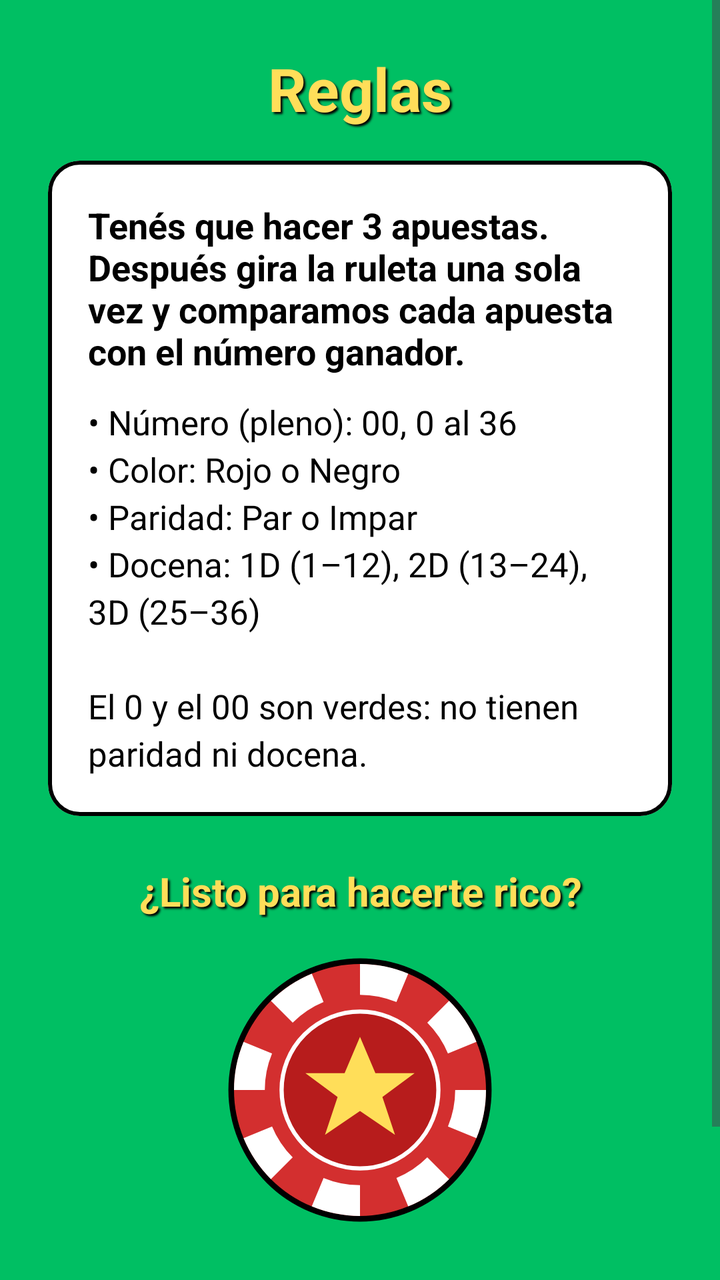
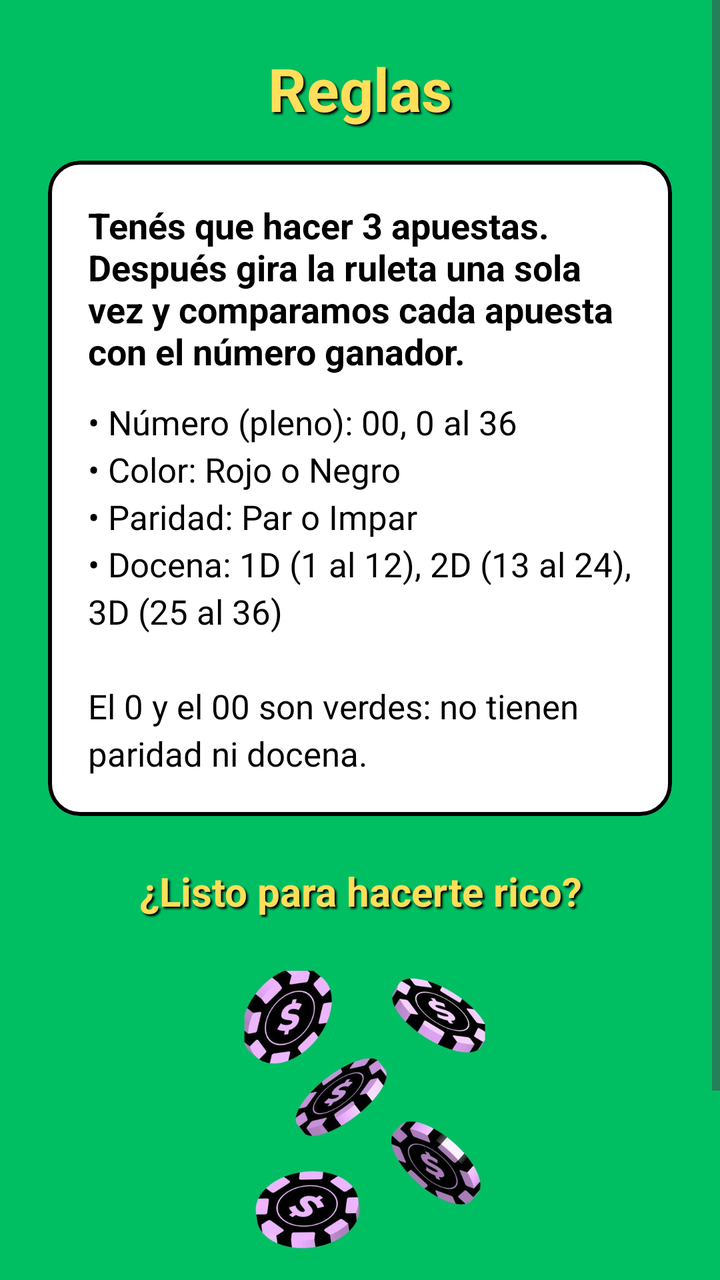

Compare the two renders of this Android layout. The source of the first and the diff that turns it into the second are given below.
<!-- AndroidManifest.xml: application theme Theme.CasinoLudo -->
<!-- res/layout/activity_bienvenido.xml -->
<?xml version="1.0" encoding="utf-8"?>
<ScrollView xmlns:android="http://schemas.android.com/apk/res/android"
    xmlns:tools="http://schemas.android.com/tools"
    android:id="@+id/main"
    android:layout_width="match_parent"
    android:layout_height="match_parent"
    android:background="@color/verde_mesa"
    android:fillViewport="true"
    tools:context=".BienvenidoActivity">

    <LinearLayout
        android:layout_width="match_parent"
        android:layout_height="wrap_content"
        android:gravity="center_horizontal"
        android:orientation="vertical"
        android:padding="24dp">

        <TextView
            style="@style/TextoTitulo"
            android:layout_width="match_parent"
            android:layout_height="wrap_content"
            android:text="@string/titulo_reglas" />

        <com.google.android.material.card.MaterialCardView
            style="@style/Tarjeta"
            android:layout_width="match_parent"
            android:layout_height="wrap_content"
            android:layout_marginTop="16dp">

            <LinearLayout
                android:layout_width="match_parent"
                android:layout_height="wrap_content"
                android:orientation="vertical"
                android:padding="20dp">

                <TextView
                    android:layout_width="match_parent"
                    android:layout_height="wrap_content"
                    android:text="@string/reglas_intro"
                    android:textColor="@color/black"
                    android:textSize="18sp"
                    android:textStyle="bold" />

                <TextView
                    android:layout_width="match_parent"
                    android:layout_height="wrap_content"
                    android:layout_marginTop="12dp"
                    android:lineSpacingExtra="4dp"
                    android:text="@string/reglas_detalle"
                    android:textColor="@color/black"
                    android:textSize="17sp" />
            </LinearLayout>
        </com.google.android.material.card.MaterialCardView>

        <TextView
            style="@style/TextoSubtitulo"
            android:layout_width="match_parent"
            android:layout_height="wrap_content"
            android:layout_marginTop="24dp"
            android:text="@string/listo_rico" />

        <ImageView
            android:layout_width="140dp"
            android:layout_height="140dp"
            android:layout_marginTop="16dp"
            android:contentDescription="@string/desc_imagen_fichas"
            android:src="@drawable/img_ficha" />

        <com.google.android.material.button.MaterialButton
            android:id="@+id/btnEntrar"
            style="@style/BotonFicha"
            android:layout_width="match_parent"
            android:layout_height="wrap_content"
            android:layout_marginTop="24dp"
            android:text="@string/boton_entrar" />
    </LinearLayout>
</ScrollView>
<!-- resources referenced by this layout -->
<resources>
  <color name="black">#FF000000</color>
  <color name="verde_mesa">#FF00BF63</color>
  <!-- drawable img_ficha (drawable) -->
  <?xml version="1.0" encoding="utf-8"?>
  <vector xmlns:android="http://schemas.android.com/apk/res/android"
      android:width="200dp" android:height="200dp"
      android:viewportWidth="200" android:viewportHeight="200">
      <path android:fillColor="#FF000000" android:pathData="M6,100 a94,94 0 1,0 188,0 a94,94 0 1,0 -188,0"/>
      <path android:fillColor="#FFD32F2F" android:pathData="M10,100 a90,90 0 1,0 180,0 a90,90 0 1,0 -180,0"/>
      <path android:fillColor="#FFFFFFFF" android:pathData="M190.00,100.00 A90,90 0 0,1 183.15,134.44 L162.82,126.02 A68,68 0 0,0 168.00,100.00 Z"/>
      <path android:fillColor="#FFFFFFFF" android:pathData="M163.64,163.64 A90,90 0 0,1 134.44,183.15 L126.02,162.82 A68,68 0 0,0 148.08,148.08 Z"/>
      <path android:fillColor="#FFFFFFFF" android:pathData="M100.00,190.00 A90,90 0 0,1 65.56,183.15 L73.98,162.82 A68,68 0 0,0 100.00,168.00 Z"/>
      <path android:fillColor="#FFFFFFFF" android:pathData="M36.36,163.64 A90,90 0 0,1 16.85,134.44 L37.18,126.02 A68,68 0 0,0 51.92,148.08 Z"/>
      <path android:fillColor="#FFFFFFFF" android:pathData="M10.00,100.00 A90,90 0 0,1 16.85,65.56 L37.18,73.98 A68,68 0 0,0 32.00,100.00 Z"/>
      <path android:fillColor="#FFFFFFFF" android:pathData="M36.36,36.36 A90,90 0 0,1 65.56,16.85 L73.98,37.18 A68,68 0 0,0 51.92,51.92 Z"/>
      <path android:fillColor="#FFFFFFFF" android:pathData="M100.00,10.00 A90,90 0 0,1 134.44,16.85 L126.02,37.18 A68,68 0 0,0 100.00,32.00 Z"/>
      <path android:fillColor="#FFFFFFFF" android:pathData="M163.64,36.36 A90,90 0 0,1 183.15,65.56 L162.82,73.98 A68,68 0 0,0 148.08,51.92 Z"/>
      <path android:strokeColor="#FFFFFFFF" android:strokeWidth="3" android:fillColor="#FFB71C1C" android:pathData="M44,100 a56,56 0 1,0 112,0 a56,56 0 1,0 -112,0"/>
      <path android:fillColor="#FFFFDE59" android:pathData="M100,62 L111,88 L139,88 L116,105 L125,132 L100,115 L75,132 L84,105 L61,88 L89,88 Z"/>
  </vector>
  <string name="boton_entrar">Entrar</string>
  <string name="desc_imagen_fichas">Fichas de casino</string>
  <string name="listo_rico">¿Listo para hacerte rico?</string>
  <string name="reglas_detalle">• Número (pleno): 00, 0 al 36\n• Color: Rojo o Negro\n• Paridad: Par o Impar\n• Docena: 1D (1–12), 2D (13–24), 3D (25–36)\n\nEl 0 y el 00 son verdes: no tienen paridad ni docena.</string>
  <string name="reglas_intro">Tenés que hacer 3 apuestas. Después gira la ruleta una sola vez y comparamos cada apuesta con el número ganador.</string>
  <string name="titulo_reglas">Reglas</string>
  <style name="Tarjeta" parent="Widget.Material3.CardView.Filled">
          <item name="cardBackgroundColor">@color/white</item>
          <item name="cardCornerRadius">16dp</item>
          <item name="strokeColor">@color/black</item>
          <item name="strokeWidth">2dp</item>
      </style>
  <style name="TextoSubtitulo" parent="TextoTitulo">
          <item name="android:textSize">20sp</item>
      </style>
  <style name="TextoTitulo">
          <item name="android:textColor">@color/amarillo_ficha</item>
          <item name="android:textSize">30sp</item>
          <item name="android:textStyle">bold</item>
          <item name="android:gravity">center</item>
          <item name="android:shadowColor">@color/black</item>
          <item name="android:shadowDx">3</item>
          <item name="android:shadowDy">3</item>
          <item name="android:shadowRadius">2</item>
      </style>
  <style name="Theme.CasinoLudo" parent="Base.Theme.CasinoLudo" />
  <color name="amarillo_ficha">#FFFFDE59</color>
  <color name="white">#FFFFFFFF</color>
  <style name="Base.Theme.CasinoLudo" parent="Theme.Material3.Light.NoActionBar">
          <item name="colorPrimary">@color/amarillo_ficha</item>
          <item name="colorOnPrimary">@color/black</item>
          <item name="colorSecondary">@color/verde_mesa</item>
          <item name="android:windowBackground">@color/verde_mesa</item>
      </style>
  <!-- unchanged entries left out for length: 1 -->
</resources>

<!-- the commit's change to res/layout/activity_bienvenido.xml (unified diff, before → after) -->
@@ -60,18 +60,18 @@
             android:text="@string/listo_rico" />
 
         <ImageView
-            android:layout_width="140dp"
-            android:layout_height="140dp"
-            android:layout_marginTop="16dp"
-            android:contentDescription="@string/desc_imagen_fichas"
-            android:src="@drawable/img_ficha" />
+            android:layout_width="180dp"
+            android:layout_height="180dp"
+            android:layout_marginTop="8dp"
+            android:contentDescription="@string/desc_fichas"
+            android:src="@drawable/img_fichas" />
 
         <com.google.android.material.button.MaterialButton
             android:id="@+id/btnEntrar"
             style="@style/BotonFicha"
             android:layout_width="match_parent"
             android:layout_height="wrap_content"
-            android:layout_marginTop="24dp"
+            android:layout_marginTop="16dp"
             android:text="@string/boton_entrar" />
     </LinearLayout>
 </ScrollView>
<!-- resource entries referenced after the edit -->
@@ -1,29 +1,12 @@
 <!-- resources referenced by this layout -->
 <resources>
   <color name="black">#FF000000</color>
-  <color name="verde_mesa">#FF00BF63</color>
-  <!-- drawable img_ficha (drawable) -->
-  <?xml version="1.0" encoding="utf-8"?>
-  <vector xmlns:android="http://schemas.android.com/apk/res/android"
-      android:width="200dp" android:height="200dp"
-      android:viewportWidth="200" android:viewportHeight="200">
-      <path android:fillColor="#FF000000" android:pathData="M6,100 a94,94 0 1,0 188,0 a94,94 0 1,0 -188,0"/>
-      <path android:fillColor="#FFD32F2F" android:pathData="M10,100 a90,90 0 1,0 180,0 a90,90 0 1,0 -180,0"/>
-      <path android:fillColor="#FFFFFFFF" android:pathData="M190.00,100.00 A90,90 0 0,1 183.15,134.44 L162.82,126.02 A68,68 0 0,0 168.00,100.00 Z"/>
-      <path android:fillColor="#FFFFFFFF" android:pathData="M163.64,163.64 A90,90 0 0,1 134.44,183.15 L126.02,162.82 A68,68 0 0,0 148.08,148.08 Z"/>
-      <path android:fillColor="#FFFFFFFF" android:pathData="M100.00,190.00 A90,90 0 0,1 65.56,183.15 L73.98,162.82 A68,68 0 0,0 100.00,168.00 Z"/>
-      <path android:fillColor="#FFFFFFFF" android:pathData="M36.36,163.64 A90,90 0 0,1 16.85,134.44 L37.18,126.02 A68,68 0 0,0 51.92,148.08 Z"/>
-      <path android:fillColor="#FFFFFFFF" android:pathData="M10.00,100.00 A90,90 0 0,1 16.85,65.56 L37.18,73.98 A68,68 0 0,0 32.00,100.00 Z"/>
-      <path android:fillColor="#FFFFFFFF" android:pathData="M36.36,36.36 A90,90 0 0,1 65.56,16.85 L73.98,37.18 A68,68 0 0,0 51.92,51.92 Z"/>
-      <path android:fillColor="#FFFFFFFF" android:pathData="M100.00,10.00 A90,90 0 0,1 134.44,16.85 L126.02,37.18 A68,68 0 0,0 100.00,32.00 Z"/>
-      <path android:fillColor="#FFFFFFFF" android:pathData="M163.64,36.36 A90,90 0 0,1 183.15,65.56 L162.82,73.98 A68,68 0 0,0 148.08,51.92 Z"/>
-      <path android:strokeColor="#FFFFFFFF" android:strokeWidth="3" android:fillColor="#FFB71C1C" android:pathData="M44,100 a56,56 0 1,0 112,0 a56,56 0 1,0 -112,0"/>
-      <path android:fillColor="#FFFFDE59" android:pathData="M100,62 L111,88 L139,88 L116,105 L125,132 L100,115 L75,132 L84,105 L61,88 L89,88 Z"/>
-  </vector>
+  <color name="verde_mesa">#FF00BF62</color>
+  <!-- drawable img_fichas: jpg bitmap (drawable, 51664 bytes) -->
   <string name="boton_entrar">Entrar</string>
-  <string name="desc_imagen_fichas">Fichas de casino</string>
+  <string name="desc_fichas">Fichas de casino</string>
   <string name="listo_rico">¿Listo para hacerte rico?</string>
-  <string name="reglas_detalle">• Número (pleno): 00, 0 al 36\n• Color: Rojo o Negro\n• Paridad: Par o Impar\n• Docena: 1D (1–12), 2D (13–24), 3D (25–36)\n\nEl 0 y el 00 son verdes: no tienen paridad ni docena.</string>
+  <string name="reglas_detalle">• Número (pleno): 00, 0 al 36\n• Color: Rojo o Negro\n• Paridad: Par o Impar\n• Docena: 1D (1 al 12), 2D (13 al 24), 3D (25 al 36)\n\nEl 0 y el 00 son verdes: no tienen paridad ni docena.</string>
   <string name="reglas_intro">Tenés que hacer 3 apuestas. Después gira la ruleta una sola vez y comparamos cada apuesta con el número ganador.</string>
   <string name="titulo_reglas">Reglas</string>
   <style name="Tarjeta" parent="Widget.Material3.CardView.Filled">
